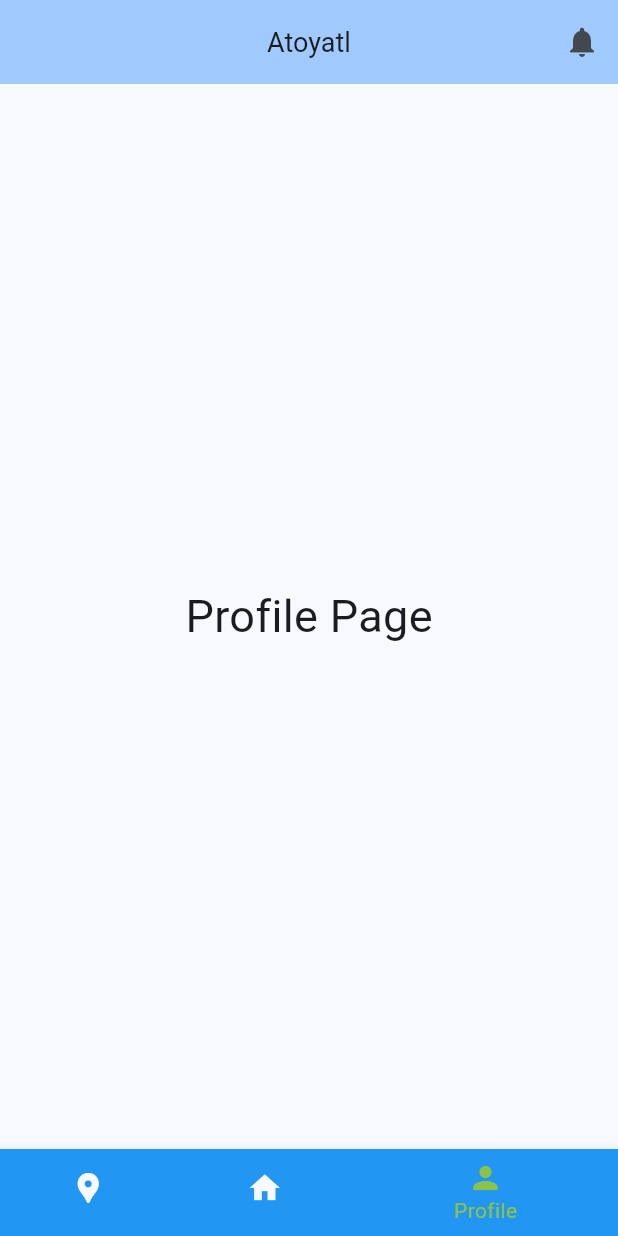
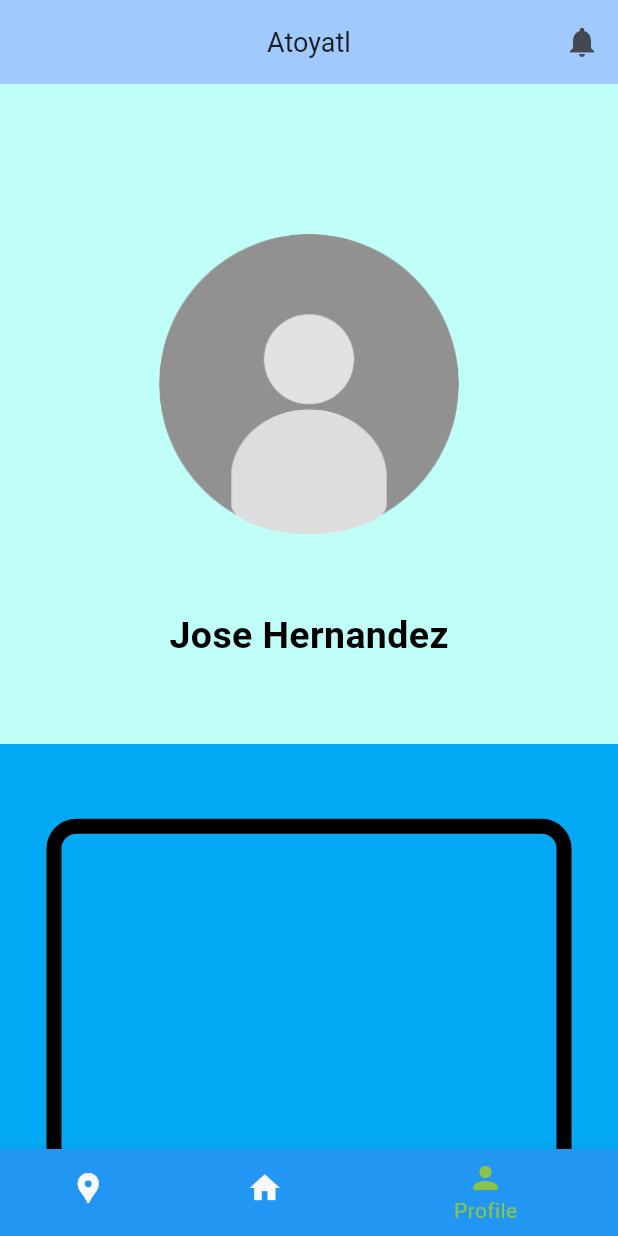
Before and after one commit to EfrenDaMo/atoyatltracker, a Flutter app: the screen it shows after launch, item 3 of the bottom bar chosen, on a phone screen of 412 x 824 dp. Run offline on Flutter 3.47's test engine with Material 2 defaults, Android fonts, the phone set to English and light mode, and no system bars.

Commit message:
Added images and worked on location & profile page

```diff
--- a/lib/main.dart
+++ b/lib/main.dart
@@ -42,20 +42,6 @@ Widget _buildPopupDialog(BuildContext context) {
   );
 }
 
-class LocationPage extends StatelessWidget {
-  const LocationPage({super.key});
-
-  @override
-  Widget build(BuildContext context) {
-    return const Center(
-      child: Text(
-        'Location Page',
-        style: TextStyle(fontSize: 30),
-      ),
-    );
-  }
-}
-
 class GridItem extends StatelessWidget {
   final int index;
   final String text;
@@ -75,6 +61,47 @@ class GridItem extends StatelessWidget {
             fontWeight: FontWeight.bold, // Change the font weight
           ),
         ),
+      ),
+    );
+  }
+}
+
+class LocationPage extends StatelessWidget {
+  const LocationPage({super.key});
+
+  @override
+  Widget build(BuildContext context) {
+    return Scaffold(
+      body: Column(
+        children: <Widget>[
+          Container(
+            //color: Colors.green,
+            height: 440,
+            width: 600,
+            child: Center(
+              child: Image.asset('Assets/Images/MapaRio.png'),
+            ),
+          ),
+          Container(
+            color: Colors.cyan,
+            height: 349.5293864,
+            width: 600,
+            child: Center(
+              child: Container(
+                height: 300,
+                width: 400,
+                decoration: BoxDecoration(
+                  //color: Colors.amber,
+                  borderRadius: BorderRadius.circular(20.0),
+                  border: Border.all(
+                    color: Colors.black,
+                    width: 10.0,
+                  ),
+                ),
+              ),
+            ),
+          ),
+        ],
       ),
     );
   }
@@ -245,10 +272,66 @@ class ProfilePage extends StatelessWidget {
 
   @override
   Widget build(BuildContext context) {
-    return const Center(
-      child: Text(
-        'Profile Page',
-        style: TextStyle(fontSize: 30),
+    return Scaffold(
+      body: Column(
+        children: <Widget>[
+          Container(
+            color: Color.fromARGB(255, 192, 255, 248),
+            height: 440,
+            width: 600,
+            child: Column(
+              children: <Widget>[
+                const SizedBox(
+                  height: 100,
+                ),
+                Center(
+                  child: Container(
+                    height: 200,
+                    width: 200,
+                    decoration: BoxDecoration(
+                      borderRadius: BorderRadius.circular(100),
+                    ),
+                    child: Center(
+                      child: Image.asset('Assets/Images/pfp.png'),
+                    ),
+                  ),
+                ),
+                const SizedBox(
+                  height: 50,
+                ),
+                const Center(
+                  child: Text(
+                    'Jose Hernandez',
+                    style: TextStyle(
+                      fontSize: 25, // Adjust the font size as needed
+                      color: Colors.black, // Change the text color
+                      fontWeight: FontWeight.bold, // Change the font weight
+                    ),
+                  ),
+                ),
+              ],
+            ),
+          ),
+          Container(
+            color: Colors.lightBlue,
+            height: 349.5293864,
+            width: 600,
+            child: Center(
+              child: Container(
+                height: 250,
+                width: 350,
+                decoration: BoxDecoration(
+                  //color: Colors.amber,
+                  borderRadius: BorderRadius.circular(20.0),
+                  border: Border.all(
+                    color: Colors.black,
+                    width: 10.0,
+                  ),
+                ),
+              ),
+            ),
+          ),
+        ],
       ),
     );
   }
```
Also changed, not shown: Assets/Images/MapaRio.png (added), Assets/Images/pfp.png (added).
